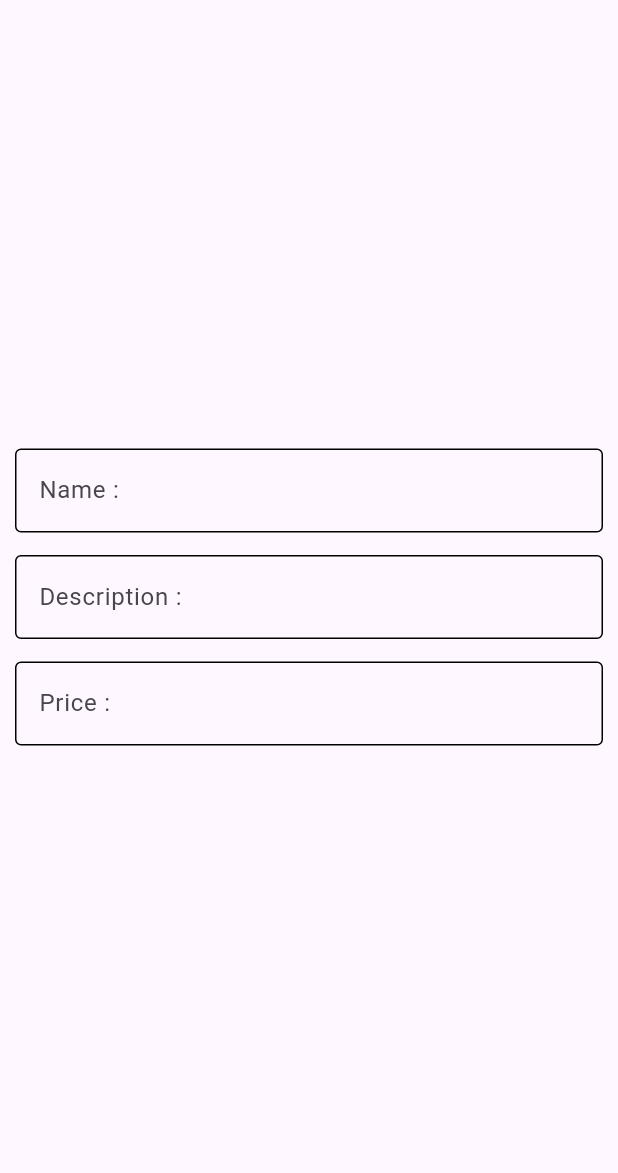
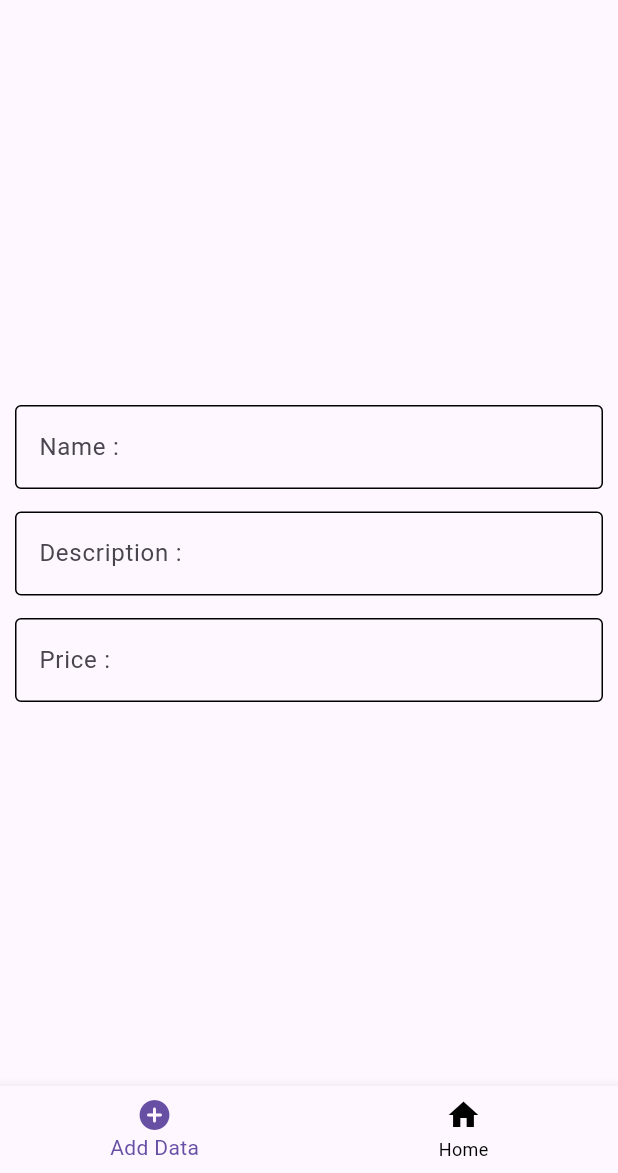
Before and after one commit to ZiadSala7/CRUD, a Flutter app: the screen it shows after launch, on a phone screen of 412 x 824 dp, the part 63-1236 px from its top. Run offline on Flutter 3.47's test engine with Material 3 defaults, Android fonts, the phone set to English and light mode, and no system bars.

Commit message:
bottom navigation

```diff
--- a/lib/main.dart
+++ b/lib/main.dart
@@ -1,4 +1,5 @@
 import 'package:crud_app/add%20data/add_data_view.dart';
+import 'package:crud_app/home/home_view.dart';
 import 'package:flutter/material.dart';
 
 void main() {
@@ -14,21 +15,34 @@ class MyApp extends StatelessWidget {
   Widget build(BuildContext context) {
     return const MaterialApp(
       debugShowCheckedModeBanner: false,
-      home: AddDataView(),
+      home: BottomNavigationBarView(),
     );
   }
 }
 
-class BottomNavigationBarView extends StatelessWidget {
+class BottomNavigationBarView extends StatefulWidget {
   const BottomNavigationBarView({super.key});
 
+  @override
+  State<BottomNavigationBarView> createState() =>
+      _BottomNavigationBarViewState();
+}
+
+class _BottomNavigationBarViewState extends State<BottomNavigationBarView> {
   @override
   Widget build(BuildContext context) {
     return Scaffold(
       bottomNavigationBar: BottomNavigationBar(
+        unselectedIconTheme: const IconThemeData(color: Colors.black),
+        unselectedItemColor: Colors.black,
+        selectedItemColor: const Color(0xff6750A4),
+        selectedIconTheme: const IconThemeData(color: Color(0xff6750A4)),
+        showSelectedLabels: true,
         currentIndex: 0,
         onTap: (value) {
-          pageController.jumpToPage(value);
+          setState(() {
+            pageController.jumpToPage(value);
+          });
         },
         items: const [
           BottomNavigationBarItem(
@@ -43,8 +57,9 @@ class BottomNavigationBarView extends StatelessWidget {
       ),
       body: PageView(
         controller: pageController,
-        children: [
+        children: const [
           AddDataView(),
+          HomeView(),
         ],
       ),
     );
```
Also changed, not shown: lib/home/home_view.dart (added, +10 -0 lines).
